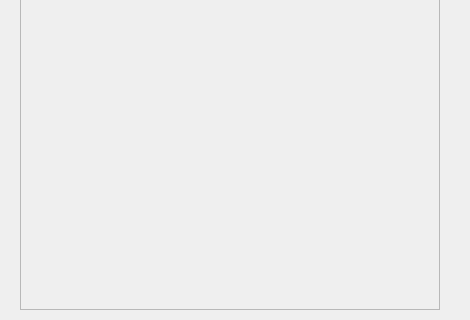
This is maestro.ui in inob/ci as Qt 5 draws it before an edit; both pictures show x 0 to 470 and y 380 to 700 of the 470 by 700 pixel window. The edited form follows.
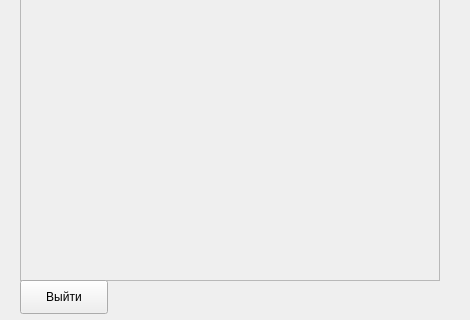
This is the edited form.

Commit message: Button back in maestro

What changed in the file:
```diff
--- a/maestro.ui
+++ b/maestro.ui
@@ -92,7 +92,7 @@
      <x>20</x>
      <y>150</y>
      <width>420</width>
-     <height>540</height>
+     <height>511</height>
     </rect>
    </property>
    <property name="font">
@@ -109,7 +109,7 @@
       <x>0</x>
       <y>0</y>
       <width>416</width>
-      <height>536</height>
+      <height>507</height>
      </rect>
     </property>
     <widget class="QLabel" name="label_2">
@@ -132,6 +132,19 @@
     </widget>
    </widget>
   </widget>
+  <widget class="QPushButton" name="pushButton_2">
+   <property name="geometry">
+    <rect>
+     <x>20</x>
+     <y>660</y>
+     <width>88</width>
+     <height>34</height>
+    </rect>
+   </property>
+   <property name="text">
+    <string>Выйти</string>
+   </property>
+  </widget>
  </widget>
  <resources/>
  <connections/>
```
The commit also changes 1 other file.
